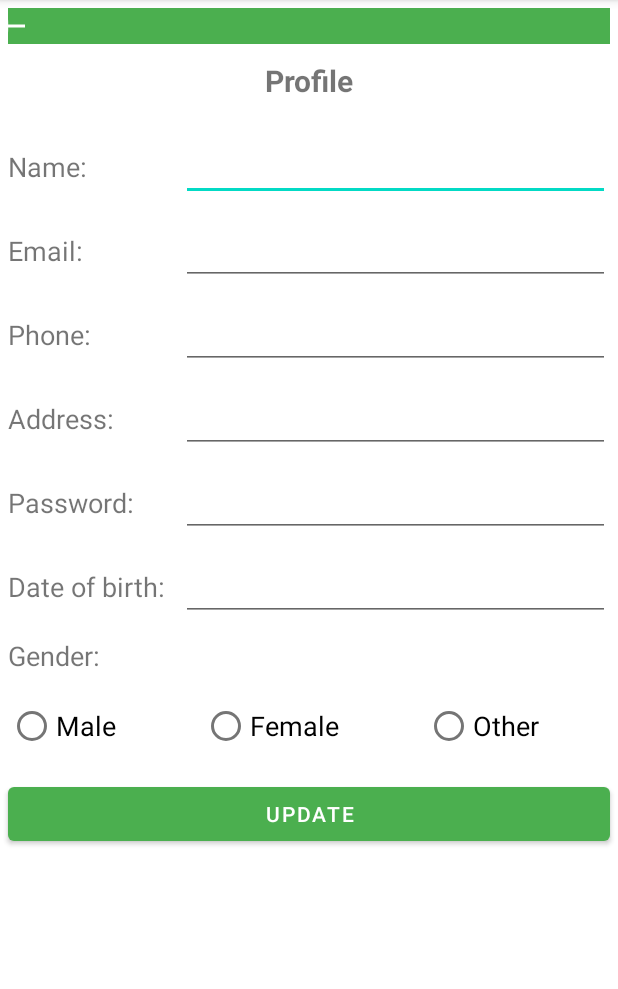
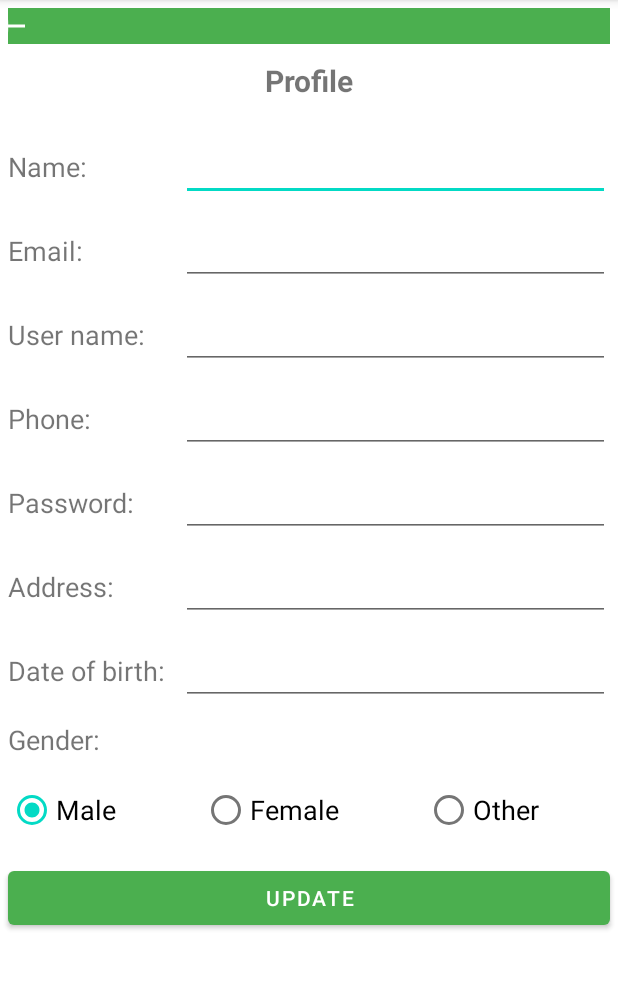
Before and after one commit to hongson0879/Capstone1.C1SE.06, an Android app: the activity_profile screen opened directly, with no data from a screen before it, on a phone screen of 412 x 824 dp, the part 84-1073 px from its top. Run offline under Robolectric (Android 15) with nearby library versions, the phone set to English and light mode, and no system bars.

Commit message:
update loi profile login and registration

```diff
--- a/app/build.gradle
+++ b/app/build.gradle
@@ -36,4 +36,6 @@ dependencies {
     testImplementation 'junit:junit:4.+'
     androidTestImplementation 'androidx.test.ext:junit:1.1.2'
     androidTestImplementation 'androidx.test.espresso:espresso-core:3.3.0'
+
+    implementation 'com.google.code.gson:gson:2.8.6'
 }
--- a/app/src/main/AndroidManifest.xml
+++ b/app/src/main/AndroidManifest.xml
@@ -1,7 +1,7 @@
 <?xml version="1.0" encoding="utf-8"?>
 <manifest xmlns:android="http://schemas.android.com/apk/res/android"
     package="com.example.retp">
-
+    <uses-permission android:name="android.permission.INTERNET" />
     <application
         android:allowBackup="true"
         android:icon="@mipmap/ic_launcher"
--- a/app/src/main/res/layout/activity_profile.xml
+++ b/app/src/main/res/layout/activity_profile.xml
@@ -9,10 +9,10 @@
 
     <LinearLayout
         android:layout_width="match_parent"
-        android:layout_height="match_parent"
-        android:background="#4baf4f"
+        android:layout_height="wrap_content"
         android:layout_margin="5dp"
         android:layout_weight="1"
+        android:background="#4baf4f"
         android:orientation="horizontal">
 
         <ImageButton
@@ -49,7 +49,7 @@
 
         <TableRow
             android:layout_width="match_parent"
-            android:layout_height="wrap_content" >
+            android:layout_height="wrap_content">
 
             <TextView
                 android:id="@+id/textView13"
@@ -63,9 +63,9 @@
                 android:id="@+id/edt_name"
                 android:layout_width="wrap_content"
                 android:layout_height="wrap_content"
+                android:layout_margin="5dp"
                 android:layout_weight="1"
                 android:ems="10"
-                android:layout_margin="5dp"
                 android:inputType="textPersonName" />
         </TableRow>
 
@@ -96,6 +96,28 @@
             android:layout_height="wrap_content">
 
             <TextView
+                android:id="@+id/textView21"
+                android:layout_width="wrap_content"
+                android:layout_height="wrap_content"
+                android:layout_margin="5dp"
+                android:text="User name:"
+                android:textSize="18sp" />
+
+            <EditText
+                android:id="@+id/edt_username"
+                android:layout_width="wrap_content"
+                android:layout_height="wrap_content"
+                android:layout_margin="5dp"
+                android:layout_weight="1"
+                android:ems="10"
+                android:inputType="textPersonName" />
+        </TableRow>
+
+        <TableRow
+            android:layout_width="match_parent"
+            android:layout_height="wrap_content">
+
+            <TextView
                 android:id="@+id/textView15"
                 android:layout_width="wrap_content"
                 android:layout_height="wrap_content"
@@ -107,10 +129,32 @@
                 android:id="@+id/edt_phone"
                 android:layout_width="wrap_content"
                 android:layout_height="wrap_content"
+                android:layout_margin="5dp"
                 android:layout_weight="1"
-                android:layout_margin="5dp"
                 android:ems="10"
                 android:inputType="phone" />
+        </TableRow>
+
+        <TableRow
+            android:layout_width="match_parent"
+            android:layout_height="wrap_content">
+
+            <TextView
+                android:id="@+id/textView18"
+                android:layout_width="wrap_content"
+                android:layout_height="wrap_content"
+                android:layout_margin="5dp"
+                android:text="Password:"
+                android:textSize="18sp" />
+
+            <EditText
+                android:id="@+id/edt_password"
+                android:layout_width="wrap_content"
+                android:layout_height="wrap_content"
+                android:layout_margin="5dp"
+                android:layout_weight="1"
+                android:ems="10"
+                android:inputType="textPassword" />
         </TableRow>
 
         <TableRow
@@ -133,34 +177,11 @@
                 android:layout_weight="1"
                 android:ems="10"
                 android:inputType="textPersonName" />
-
         </TableRow>
 
         <TableRow
             android:layout_width="match_parent"
-            android:layout_height="wrap_content" >
-
-            <TextView
-                android:id="@+id/textView18"
-                android:layout_width="wrap_content"
-                android:layout_height="wrap_content"
-                android:text="Password:"
-                android:layout_margin="5dp"
-                android:textSize="18sp" />
-
-            <EditText
-                android:id="@+id/edt_password"
-                android:layout_width="wrap_content"
-                android:layout_height="wrap_content"
-                android:layout_weight="1"
-                android:ems="10"
-                android:layout_margin="5dp"
-                android:inputType="textPassword" />
-        </TableRow>
-
-        <TableRow
-            android:layout_width="match_parent"
-            android:layout_height="wrap_content">
+            android:layout_height="match_parent">
 
             <TextView
                 android:id="@+id/textView19"
@@ -174,9 +195,9 @@
                 android:id="@+id/edt_dateofbirth"
                 android:layout_width="wrap_content"
                 android:layout_height="wrap_content"
+                android:layout_margin="5dp"
                 android:layout_weight="1"
                 android:ems="10"
-                android:layout_margin="5dp"
                 android:inputType="date" />
         </TableRow>
 
@@ -199,9 +220,10 @@
             android:id="@+id/Rad_male"
             android:layout_width="wrap_content"
             android:layout_height="wrap_content"
+            android:layout_margin="5dp"
             android:layout_weight="1"
+            android:checked="true"
             android:text="Male"
-            android:layout_margin="5dp"
             android:textSize="18sp" />
 
         <RadioButton
@@ -230,4 +252,5 @@
         android:layout_margin="5dp"
         android:text="Update"
         app:backgroundTint="#4baf4f" />
+
 </LinearLayout>
--- a/build.gradle
+++ b/build.gradle
@@ -6,6 +6,7 @@ buildscript {
     }
     dependencies {
         classpath "com.android.tools.build:gradle:4.1.2"
+
 
         // NOTE: Do not place your application dependencies here; they belong
         // in the individual module build.gradle files
```
Also changed, not shown: app/src/main/java/com/example/retp/User.java (added, +60 -0 lines), app/src/main/java/com/example/retp/admin.java (added, +31 -0 lines), app/src/main/java/com/example/retp/home.java (added, +106 -0 lines), app/src/main/java/com/example/retp/repost.java (added, +40 -0 lines), app/src/main/res/layout/activity_login.xml (+3 -4 lines), app/src/main/res/layout/activity_registration.xml (+28 -4 lines), 286 other files.
